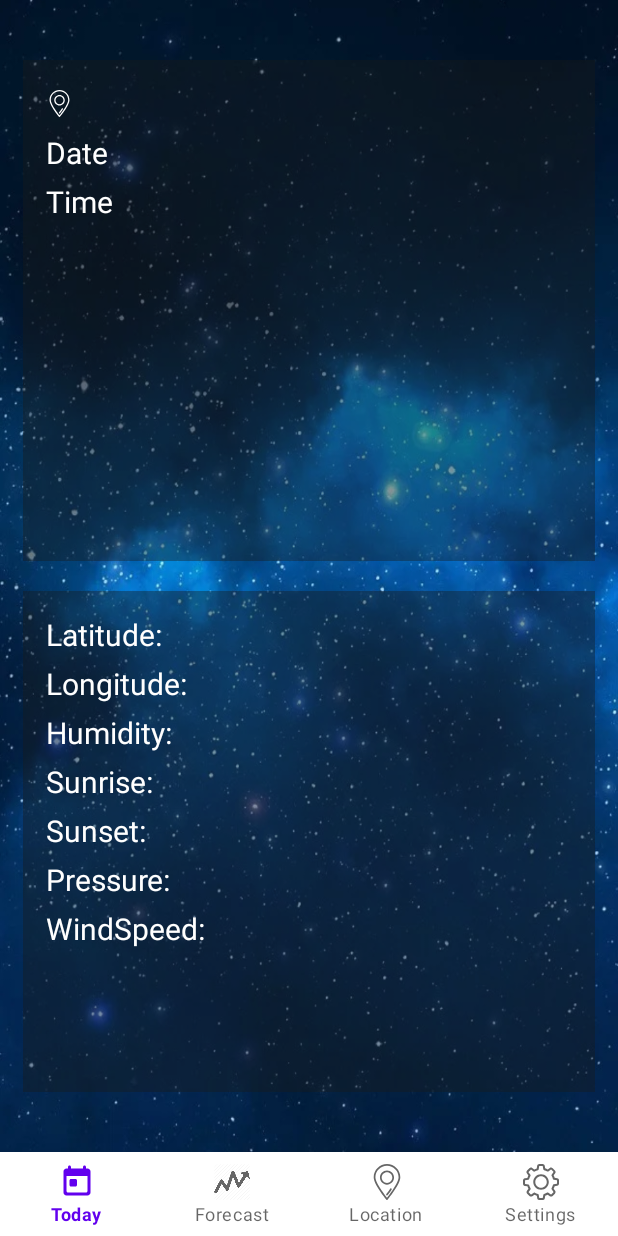
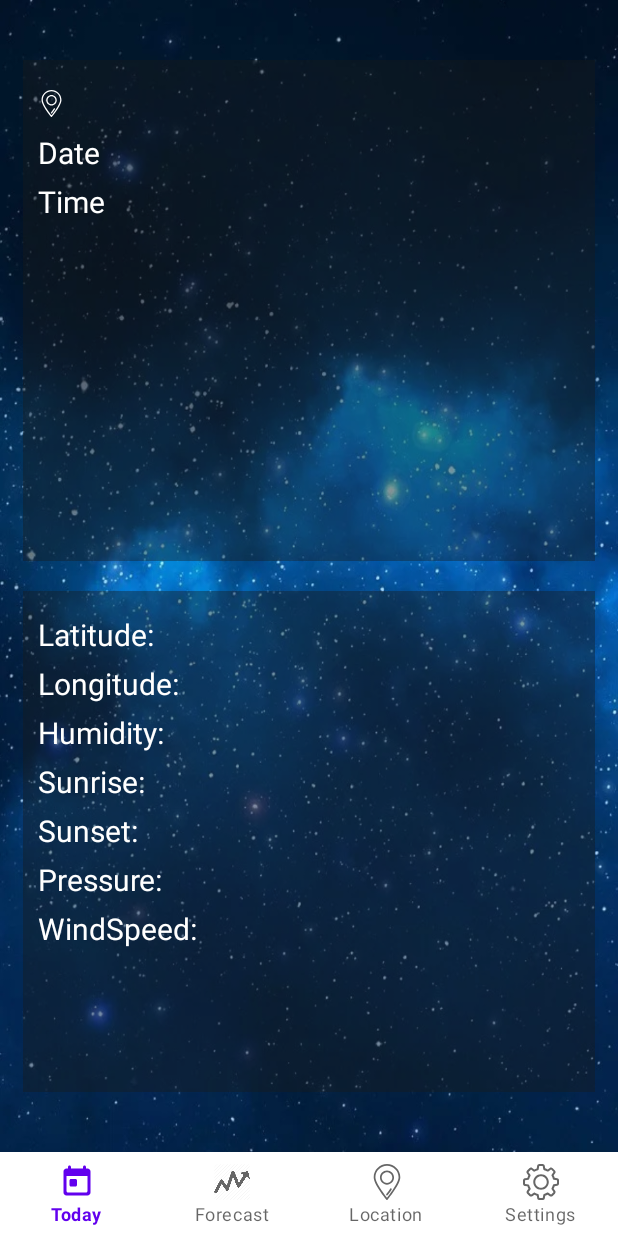
Before and after one commit to ShakibaGhl/Weather, an Android app: the screen it shows after launch (MainActivity), on a phone screen of 412 x 824 dp. Run offline under Robolectric (Android 15) with nearby library versions, the phone set to English and light mode, and no system bars; our stand-ins replace Room's generated code, navigation-ui; pictures from the network do not load.

Commit message:
second attempt

```diff
--- a/app/src/main/java/com/example/weather/data/ApiFutureWeather.kt
+++ b/app/src/main/java/com/example/weather/data/ApiFutureWeather.kt
@@ -1,6 +1,6 @@
 package com.example.weather.data
 
-import com.example.weather.data.db.entity.future.FutureWeatherResponse
+import com.example.weather.data.db.entity.FutureWeatherResponse
 import retrofit2.Call
 import retrofit2.http.GET
 import retrofit2.http.Query
--- a/app/src/main/java/com/example/weather/data/db/entity/future/City.kt
+++ b/app/src/main/java/com/example/weather/data/db/entity/City.kt
@@ -1,4 +1,4 @@
-package com.example.weather.data.db.entity.future
+package com.example.weather.data.db.entity
 
 
 import androidx.room.Embedded
--- a/app/src/main/java/com/example/weather/weather/future/ForecastDetailsFragment.kt
+++ b/app/src/main/java/com/example/weather/weather/future/ForecastDetailsFragment.kt
@@ -5,9 +5,13 @@ import android.view.LayoutInflater
 import android.view.View
 import android.view.ViewGroup
 import androidx.fragment.app.Fragment
+import androidx.navigation.NavController
+import androidx.navigation.fragment.navArgs
 import com.example.weather.R
 
 class ForecastDetailsFragment : Fragment() {
+    private lateinit var navController: NavController
+    //private val args : ForecastDetailsFragment by navArgs()
 
     override fun onCreateView(
         inflater: LayoutInflater,
--- a/app/src/main/res/layout/current_weather_fragment.xml
+++ b/app/src/main/res/layout/current_weather_fragment.xml
@@ -87,7 +87,7 @@
 
             <ImageView
                 android:layout_marginTop="20dp"
-                android:layout_marginStart="15dp"
+                android:layout_marginStart="10dp"
                 android:layout_width="18dp"
                 android:layout_height="18dp"
                 android:src="@drawable/ic_location"
@@ -96,7 +96,7 @@
             <TextView
                 android:layout_marginTop="15dp"
                 android:id="@+id/text_view_city"
-                android:layout_marginStart="50dp"
+                android:layout_marginStart="45dp"
                 android:layout_width="wrap_content"
                 android:layout_height="wrap_content"
                 android:textSize="20sp"
@@ -104,7 +104,7 @@
 
             <TextView
                 android:id="@+id/text_view_date"
-                android:layout_marginStart="15dp"
+                android:layout_marginStart="10dp"
                 android:layout_marginTop="5dp"
                 android:layout_below="@id/text_view_city"
                 android:layout_width="wrap_content"
@@ -115,7 +115,7 @@
 
             <TextView
                 android:id="@+id/text_view_time"
-                android:layout_marginStart="15dp"
+                android:layout_marginStart="10dp"
                 android:layout_marginTop="5dp"
                 android:layout_below="@id/text_view_date"
                 android:layout_width="wrap_content"
@@ -126,7 +126,7 @@
 
             <TextView
                 android:id="@+id/text_view_temp"
-                android:layout_marginStart="15dp"
+                android:layout_marginStart="10dp"
                 android:layout_marginTop="80dp"
                 android:layout_below="@id/text_view_city"
                 android:layout_width="wrap_content"
@@ -137,14 +137,15 @@
             <ImageView
                 android:id="@+id/image_view_weather_condition"
                 android:layout_marginTop="5dp"
-                android:layout_marginRight="15dp"
+                android:layout_marginRight="10dp"
                 android:layout_alignParentRight="true"
                 android:layout_width="150dp"
                 android:layout_height="150dp" />
 
             <TextView
                 android:id="@+id/text_view_weather_condition"
-                android:layout_marginStart="15dp"
+                android:layout_marginStart="10dp"
+                android:layout_marginEnd="10dp"
                 android:layout_marginTop="5dp"
                 android:layout_below="@id/text_view_temp"
                 android:layout_width="wrap_content"
@@ -167,7 +168,7 @@
                 android:layout_height="wrap_content"
                 android:textColor="@color/white"
                 android:layout_marginTop="15dp"
-                android:layout_marginStart="15dp"
+                android:layout_marginStart="10dp"
                 android:textSize="20sp"
                 android:text="Latitude:"/>
 
@@ -177,7 +178,7 @@
                 android:layout_height="wrap_content"
                 android:textColor="@color/white"
                 android:layout_marginTop="5dp"
-                android:layout_marginStart="15dp"
+                android:layout_marginStart="10dp"
                 android:textSize="20sp"
                 android:text="Longitude:"
                 android:layout_below="@id/text_view_latitude"/>
@@ -188,7 +189,7 @@
                 android:layout_height="wrap_content"
                 android:textColor="@color/white"
                 android:layout_marginTop="5dp"
-                android:layout_marginStart="15dp"
+                android:layout_marginStart="10dp"
                 android:textSize="20sp"
                 android:text="Humidity:"
                 android:layout_below="@id/text_view_longitude"/>
@@ -199,7 +200,7 @@
                 android:layout_height="wrap_content"
                 android:textColor="@color/white"
                 android:layout_marginTop="5dp"
-                android:layout_marginStart="15dp"
+                android:layout_marginStart="10dp"
                 android:textSize="20sp"
                 android:text="Sunrise:"
                 android:layout_below="@id/text_view_humidity"/>
@@ -210,7 +211,7 @@
                 android:layout_height="wrap_content"
                 android:textColor="@color/white"
                 android:layout_marginTop="5dp"
-                android:layout_marginStart="15dp"
+                android:layout_marginStart="10dp"
                 android:textSize="20sp"
                 android:text="Sunset:"
                 android:layout_below="@id/text_view_sunrise"/>
@@ -221,7 +222,7 @@
                 android:layout_height="wrap_content"
                 android:textColor="@color/white"
                 android:layout_marginTop="5dp"
-                android:layout_marginStart="15dp"
+                android:layout_marginStart="10dp"
                 android:textSize="20sp"
                 android:text="Pressure:"
                 android:layout_below="@id/text_view_sunset"/>
@@ -232,7 +233,7 @@
                 android:layout_height="wrap_content"
                 android:textColor="@color/white"
                 android:layout_marginTop="5dp"
-                android:layout_marginStart="15dp"
+                android:layout_marginStart="10dp"
                 android:textSize="20sp"
                 android:text="WindSpeed:"
                 android:layout_below="@id/text_view_pressure"/>
--- a/app/src/main/res/navigation/app_navigation.xml
+++ b/app/src/main/res/navigation/app_navigation.xml
@@ -12,7 +12,12 @@
     <fragment
         android:id="@+id/forecastListFragment"
         android:name="com.example.weather.weather.future.ForecastListFragment"
-        android:label="forecast_list_fragment" />
+        android:label="forecast_list_fragment" >
+
+    <action
+        android:id="@+id/action_list_to_details"
+        app:destination="@+id/forecastDetailsFragment"/>
+    </fragment>
 
     <fragment
         android:id="@+id/forecastDetailsFragment"
```
Also changed, not shown: app/build.gradle (+7 -2 lines), app/src/main/java/com/example/weather/data/db/entity/FutureWeatherResponse.kt (added, +23 -0 lines), app/src/main/java/com/example/weather/data/db/entity/future/FutureWeatherResponse.kt (deleted, +0 -25 lines), app/src/main/java/com/example/weather/weather/future/ForecastListFragment.kt (+19 -3 lines), app/src/main/res/layout/forecast_list_fragment.xml (+4 -4 lines).
